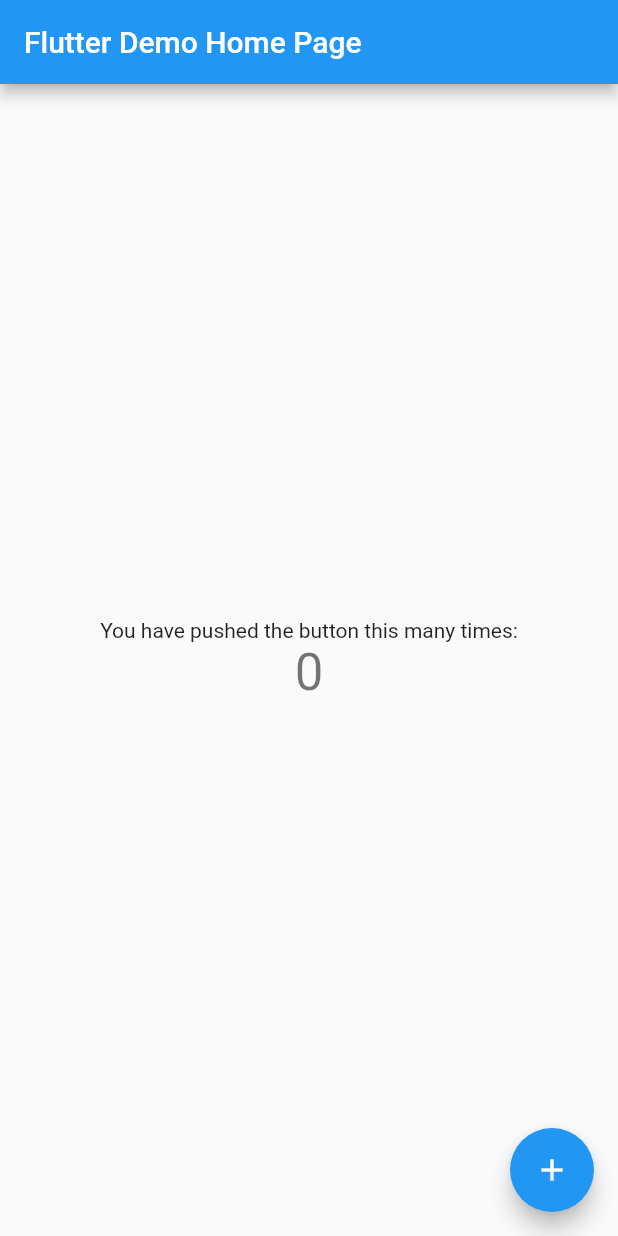
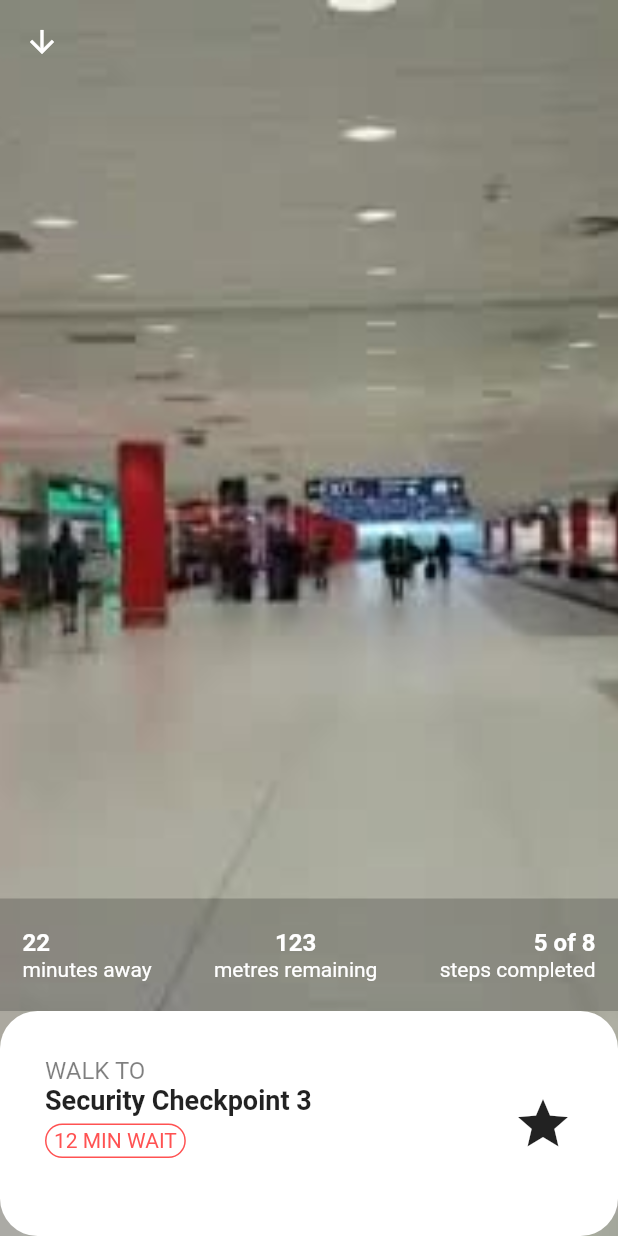
Before and after one commit to CS-DSI-Integrated-Project-2019/navi, a Flutter app: the screen it shows after launch, on a phone screen of 412 x 824 dp. Run offline on Flutter 3.47's test engine with Material 2 defaults, Android fonts, the phone set to English and light mode, and no system bars.

Commit message:
[ADD] map page rough

```diff
--- a/lib/main.dart
+++ b/lib/main.dart
@@ -1,4 +1,5 @@
 import 'package:flutter/material.dart';
+import './screens/home.dart';
 
 void main() => runApp(MyApp());
 
@@ -7,105 +8,7 @@ class MyApp extends StatelessWidget {
   @override
   Widget build(BuildContext context) {
     return MaterialApp(
-      title: 'Flutter Demo',
-      theme: ThemeData(
-        // This is the theme of your application.
-        //
-        // Try running your application with "flutter run". You'll see the
-        // application has a blue toolbar. Then, without quitting the app, try
-        // changing the primarySwatch below to Colors.green and then invoke
-        // "hot reload" (press "r" in the console where you ran "flutter run",
-        // or simply save your changes to "hot reload" in a Flutter IDE).
-        // Notice that the counter didn't reset back to zero; the application
-        // is not restarted.
-        primarySwatch: Colors.blue,
-      ),
-      home: MyHomePage(title: 'Flutter Demo Home Page'),
+      home: Home(),
     );
   }
 }
-
-class MyHomePage extends StatefulWidget {
-  MyHomePage({Key key, this.title}) : super(key: key);
-
-  // This widget is the home page of your application. It is stateful, meaning
-  // that it has a State object (defined below) that contains fields that affect
-  // how it looks.
-
-  // This class is the configuration for the state. It holds the values (in this
-  // case the title) provided by the parent (in this case the App widget) and
-  // used by the build method of the State. Fields in a Widget subclass are
-  // always marked "final".
-
-  final String title;
-
-  @override
-  _MyHomePageState createState() => _MyHomePageState();
-}
-
-class _MyHomePageState extends State<MyHomePage> {
-  int _counter = 0;
-
-  void _incrementCounter() {
-    setState(() {
-      // This call to setState tells the Flutter framework that something has
-      // changed in this State, which causes it to rerun the build method below
-      // so that the display can reflect the updated values. If we changed
-      // _counter without calling setState(), then the build method would not be
-      // called again, and so nothing would appear to happen.
-      _counter++;
-    });
-  }
-
-  @override
-  Widget build(BuildContext context) {
-    // This method is rerun every time setState is called, for instance as done
-    // by the _incrementCounter method above.
-    //
-    // The Flutter framework has been optimized to make rerunning build methods
-    // fast, so that you can just rebuild anything that needs updating rather
-    // than having to individually change instances of widgets.
-    return Scaffold(
-      appBar: AppBar(
-        // Here we take the value from the MyHomePage object that was created by
-        // the App.build method, and use it to set our appbar title.
-        title: Text(widget.title),
-      ),
-      body: Center(
-        // Center is a layout widget. It takes a single child and positions it
-        // in the middle of the parent.
-        child: Column(
-          // Column is also a layout widget. It takes a list of children and
-          // arranges them vertically. By default, it sizes itself to fit its
-          // children horizontally, and tries to be as tall as its parent.
-          //
-          // Invoke "debug painting" (press "p" in the console, choose the
-          // "Toggle Debug Paint" action from the Flutter Inspector in Android
-          // Studio, or the "Toggle Debug Paint" command in Visual Studio Code)
-          // to see the wireframe for each widget.
-          //
-          // Column has various properties to control how it sizes itself and
-          // how it positions its children. Here we use mainAxisAlignment to
-          // center the children vertically; the main axis here is the vertical
-          // axis because Columns are vertical (the cross axis would be
-          // horizontal).
-          mainAxisAlignment: MainAxisAlignment.center,
-          children: <Widget>[
-            Text(
-              'You have pushed the button this many times:',
-            ),
-            Text(
-              '$_counter',
-              style: Theme.of(context).textTheme.display1,
-            ),
-          ],
-        ),
-      ),
-      floatingActionButton: FloatingActionButton(
-        onPressed: _incrementCounter,
-        tooltip: 'Increment',
-        child: Icon(Icons.add),
-      ), // This trailing comma makes auto-formatting nicer for build methods.
-    );
-  }
-}
--- /dev/null
+++ b/lib/screens/home.dart
@@ -0,0 +1,141 @@
+import 'package:flutter/material.dart';
+
+class Home extends StatefulWidget {
+  @override
+  _HomeState createState() => _HomeState();
+}
+
+class _HomeState extends State<Home> {
+  @override
+  Widget build(BuildContext context) {
+    return Stack(
+      children: <Widget>[
+        Container(
+          decoration: BoxDecoration(
+            image: DecorationImage(
+              image: AssetImage("assets/images/home.jpg"),
+              fit: BoxFit.cover,
+            ),
+          ),
+        ),
+        Scaffold(
+          backgroundColor: Colors.transparent,
+          appBar: AppBar(
+            // title: new Text("csd"),
+            backgroundColor: Colors.transparent,
+            elevation: 0.0,
+            leading: GestureDetector(
+              onTap: () {
+                print("test");
+              },
+              child: Icon(
+                Icons.arrow_downward,
+                color: Colors.white, // add custom icons also
+              ),
+            ),
+          ),
+          body: Column(
+            mainAxisAlignment: MainAxisAlignment.end,
+            crossAxisAlignment: CrossAxisAlignment.stretch,
+            children: <Widget>[
+              Container(
+                padding: EdgeInsets.all(15.0),
+                width: double.infinity,
+                height: 75.0,
+                color: Color.fromRGBO(0, 0, 0, .2),
+                child: Row(
+                  mainAxisAlignment: MainAxisAlignment.spaceBetween,
+                  children: <Widget>[
+                    _infoColumn(22, "minutes away", CrossAxisAlignment.start),
+                    _infoColumn(
+                        123, "metres remaining", CrossAxisAlignment.center),
+                    _infoColumn(
+                        5, "steps completed", CrossAxisAlignment.end, 8),
+                  ],
+                ),
+              ),
+              Container(
+                width: 100.0,
+                height: 150.0,
+                padding: EdgeInsets.all(30),
+                decoration: BoxDecoration(
+                  color: Colors.white,
+                  shape: BoxShape.rectangle,
+                  borderRadius: BorderRadius.circular(25.0),
+                ),
+                child: Row(
+                  children: <Widget>[
+                    Expanded(
+                      child: Column(
+                        crossAxisAlignment: CrossAxisAlignment.start,
+                        children: <Widget>[
+                          Text(
+                            "WALK TO",
+                            style: TextStyle(
+                              color: Color.fromRGBO(
+                                0,
+                                0,
+                                0,
+                                .5,
+                              ),
+                              fontSize: (16),
+                            ),
+                          ),
+                          Text(
+                            "Security Checkpoint 3",
+                            style: TextStyle(
+                                fontSize: (18), fontWeight: (FontWeight.bold)),
+                          ),
+                          Container(
+                            margin: EdgeInsets.only(top:5.0),
+                            padding: EdgeInsets.only(
+                                left: 5.0, top: 2.5, right: 5.0, bottom: 2.5),
+                            child: Text(
+                              "12 MIN WAIT",
+                              style: TextStyle(color: Colors.redAccent),
+                            ),
+                            decoration: BoxDecoration(
+                              color: Colors.white,
+                              shape: BoxShape.rectangle,
+                              borderRadius: BorderRadius.circular(25.0),
+                              border: Border.all(color: Colors.redAccent),
+                            ),
+                          ),
+                        ],
+                      ),
+                    ),
+                    Icon(
+                      Icons.star,
+                      size: 40.0,
+                    ),
+                  ],
+                ),
+              ),
+            ],
+          ),
+        ),
+      ],
+    );
+  }
+
+  Column _infoColumn(
+      int number, String description, CrossAxisAlignment alignment,
+      [int maxNumber]) {
+    return Column(
+      mainAxisSize: MainAxisSize.min,
+      mainAxisAlignment: MainAxisAlignment.center,
+      crossAxisAlignment: alignment,
+      children: <Widget>[
+        Text(
+          (maxNumber != null ? "$number of $maxNumber" : number.toString()),
+          style: TextStyle(
+              color: Colors.white, fontSize: 16.0, fontWeight: FontWeight.bold),
+        ),
+        Text(
+          description,
+          style: TextStyle(color: Colors.white),
+        ),
+      ],
+    );
+  }
+}
--- a/pubspec.yaml
+++ b/pubspec.yaml
@@ -41,8 +41,8 @@ flutter:
   uses-material-design: true
 
   # To add assets to your application, add an assets section, like this:
-  # assets:
-  #  - images/a_dot_burr.jpeg
+  assets:
+  - assets/images/home.jpg
   #  - images/a_dot_ham.jpeg
 
   # An image asset can refer to one or more resolution-specific "variants", see
```
Also changed, not shown: assets/images/home.jpg (added), assets/images/home2.jpg (added), 1 other file.
